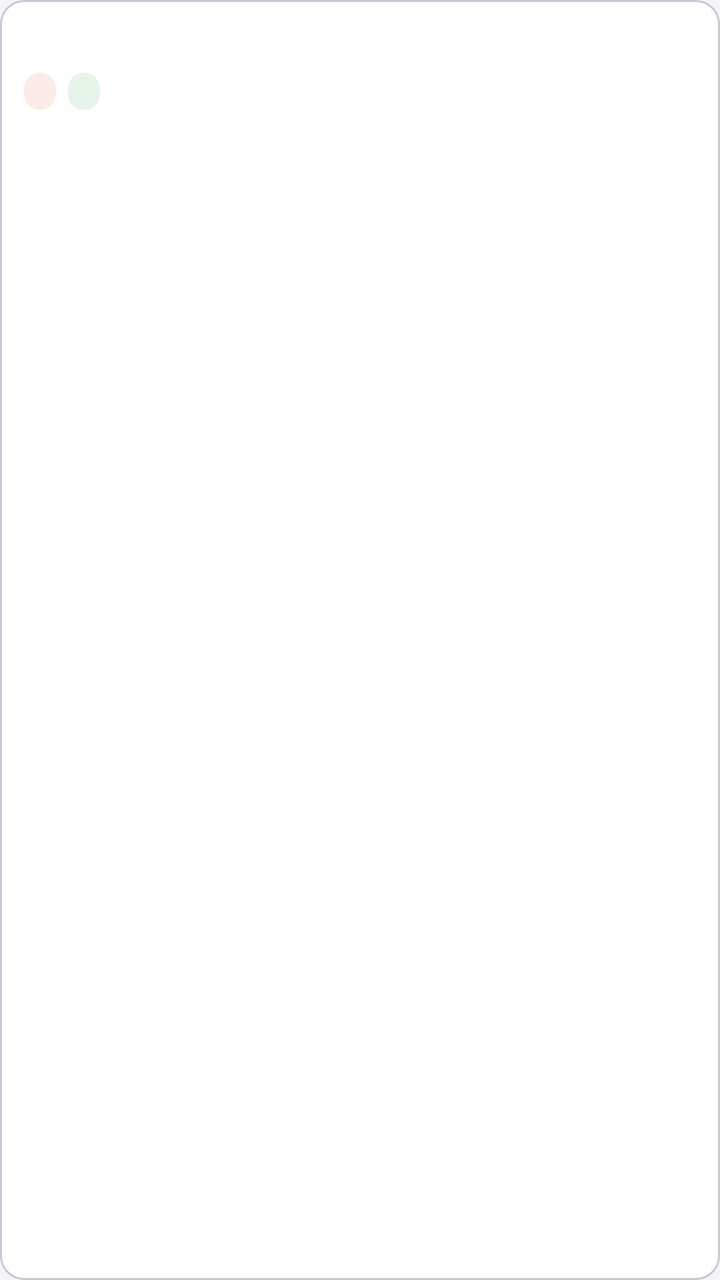
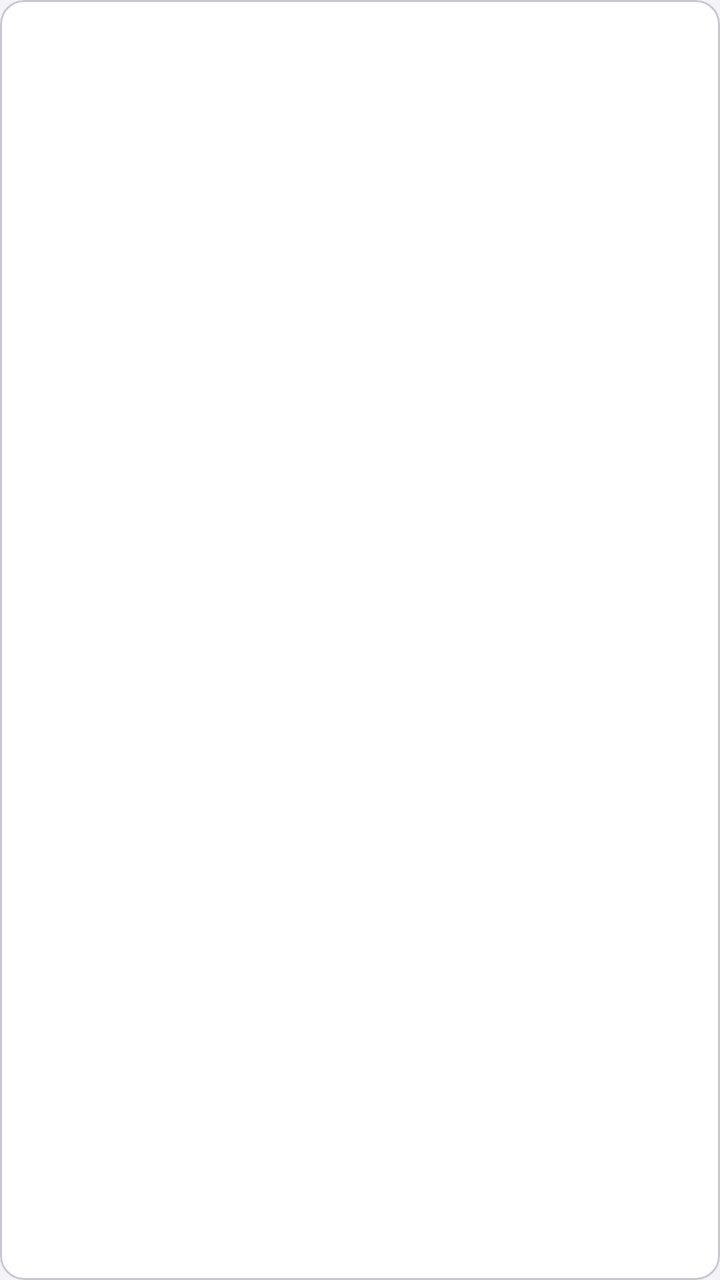

Compare the two renders of this Android layout. The source of the first and the diff that turns it into the second are given below.
<!-- AndroidManifest.xml: application theme Theme.App -->
<!-- res/layout/item_log.xml -->
<?xml version="1.0" encoding="utf-8"?>
<com.google.android.material.card.MaterialCardView xmlns:android="http://schemas.android.com/apk/res/android"
    android:layout_width="match_parent"
    android:layout_height="wrap_content"
    android:layout_marginStart="8dp"
    android:layout_marginTop="6dp"
    android:layout_marginEnd="8dp">

    <LinearLayout
        android:layout_width="match_parent"
        android:layout_height="wrap_content"
        android:orientation="vertical"
        android:padding="12dp">

        <LinearLayout
            android:layout_width="match_parent"
            android:layout_height="wrap_content"
            android:gravity="center_vertical"
            android:orientation="horizontal">

            <TextView
                android:id="@+id/tv_title"
                android:layout_width="0dp"
                android:layout_height="wrap_content"
                android:layout_weight="1"
                android:textColor="@color/on_surface"
                android:textSize="15sp"
                android:textStyle="bold" />

            <TextView
                android:id="@+id/tv_date"
                android:layout_width="wrap_content"
                android:layout_height="wrap_content"
                android:textColor="@color/text_secondary"
                android:textSize="12sp" />
        </LinearLayout>

        <LinearLayout
            android:layout_width="match_parent"
            android:layout_height="wrap_content"
            android:layout_marginTop="4dp"
            android:gravity="center_vertical"
            android:orientation="horizontal">

            <TextView
                android:id="@+id/badge_pending"
                android:layout_width="wrap_content"
                android:layout_height="wrap_content"
                android:background="@drawable/pill_pending"
                android:paddingStart="8dp"
                android:paddingTop="2dp"
                android:paddingEnd="8dp"
                android:paddingBottom="2dp"
                android:textColor="@color/pending_fg"
                android:textSize="11sp"
                android:textStyle="bold" />

            <TextView
                android:id="@+id/badge_resolved"
                android:layout_width="wrap_content"
                android:layout_height="wrap_content"
                android:layout_marginStart="6dp"
                android:background="@drawable/pill_resolved"
                android:paddingStart="8dp"
                android:paddingTop="2dp"
                android:paddingEnd="8dp"
                android:paddingBottom="2dp"
                android:textColor="@color/resolved_fg"
                android:textSize="11sp"
                android:textStyle="bold" />
        </LinearLayout>

        <TextView
            android:id="@+id/tv_content"
            android:layout_width="match_parent"
            android:layout_height="wrap_content"
            android:layout_marginTop="6dp"
            android:ellipsize="end"
            android:maxLines="3"
            android:textColor="@color/on_surface"
            android:textSize="13sp" />

        <TextView
            android:id="@+id/tv_footer"
            android:layout_width="match_parent"
            android:layout_height="wrap_content"
            android:layout_marginTop="4dp"
            android:textColor="@color/text_secondary"
            android:textSize="11sp" />
    </LinearLayout>
</com.google.android.material.card.MaterialCardView>
<!-- resources referenced by this layout -->
<resources>
  <color name="on_surface">#1B1F24</color>
  <color name="pending_fg">#B3261E</color>
  <color name="resolved_fg">#137333</color>
  <color name="text_secondary">#5A6570</color>
  <!-- drawable pill_pending (drawable) -->
  <?xml version="1.0" encoding="utf-8"?>
  <shape xmlns:android="http://schemas.android.com/apk/res/android" android:shape="rectangle">
      <solid android:color="@color/pending_bg" />
      <corners android:radius="10dp" />
  </shape>
  <!-- drawable pill_resolved (drawable) -->
  <?xml version="1.0" encoding="utf-8"?>
  <shape xmlns:android="http://schemas.android.com/apk/res/android" android:shape="rectangle">
      <solid android:color="@color/resolved_bg" />
      <corners android:radius="10dp" />
  </shape>
  <style name="Theme.App" parent="Theme.Material3.Light.NoActionBar">
          <item name="colorPrimary">@color/primary</item>
          <item name="colorOnPrimary">@color/on_primary</item>
          <item name="colorPrimaryContainer">@color/primary_container</item>
          <item name="colorOnPrimaryContainer">@color/on_primary_container</item>
          <item name="colorSecondary">@color/secondary</item>
          <item name="android:colorBackground">@color/bg</item>
          <item name="colorSurface">@color/surface</item>
          <item name="colorOnSurface">@color/on_surface</item>
          <item name="colorError">@color/danger</item>
          <item name="android:statusBarColor">@color/primary_dark</item>
          <item name="android:textColorSecondary">@color/text_secondary</item>
          <item name="android:divider">@color/divider</item>
      </style>
  <color name="pending_bg">#FDEBEA</color>
  <color name="resolved_bg">#E6F4EA</color>
  <color name="primary">#1F5C99</color>
  <color name="on_primary">#FFFFFF</color>
  <color name="primary_container">#D9E6F5</color>
  <color name="on_primary_container">#0B3055</color>
  <color name="secondary">#45607F</color>
  <color name="bg">#F2F4F7</color>
  <color name="surface">#FFFFFF</color>
  <color name="danger">#B3261E</color>
  <color name="primary_dark">#17456F</color>
  <color name="divider">#E1E5EA</color>
</resources>

<!-- the commit's change to res/layout/item_log.xml (unified diff, before → after) -->
@@ -35,46 +35,11 @@
                 android:textSize="12sp" />
         </LinearLayout>
 
-        <LinearLayout
-            android:layout_width="match_parent"
-            android:layout_height="wrap_content"
-            android:layout_marginTop="4dp"
-            android:gravity="center_vertical"
-            android:orientation="horizontal">
-
-            <TextView
-                android:id="@+id/badge_pending"
-                android:layout_width="wrap_content"
-                android:layout_height="wrap_content"
-                android:background="@drawable/pill_pending"
-                android:paddingStart="8dp"
-                android:paddingTop="2dp"
-                android:paddingEnd="8dp"
-                android:paddingBottom="2dp"
-                android:textColor="@color/pending_fg"
-                android:textSize="11sp"
-                android:textStyle="bold" />
-
-            <TextView
-                android:id="@+id/badge_resolved"
-                android:layout_width="wrap_content"
-                android:layout_height="wrap_content"
-                android:layout_marginStart="6dp"
-                android:background="@drawable/pill_resolved"
-                android:paddingStart="8dp"
-                android:paddingTop="2dp"
-                android:paddingEnd="8dp"
-                android:paddingBottom="2dp"
-                android:textColor="@color/resolved_fg"
-                android:textSize="11sp"
-                android:textStyle="bold" />
-        </LinearLayout>
-
         <TextView
             android:id="@+id/tv_content"
             android:layout_width="match_parent"
             android:layout_height="wrap_content"
-            android:layout_marginTop="6dp"
+            android:layout_marginTop="4dp"
             android:ellipsize="end"
             android:maxLines="3"
             android:textColor="@color/on_surface"
@@ -87,5 +52,14 @@
             android:layout_marginTop="4dp"
             android:textColor="@color/text_secondary"
             android:textSize="11sp" />
+
+        <TextView
+            android:id="@+id/tv_status"
+            android:layout_width="match_parent"
+            android:layout_height="wrap_content"
+            android:layout_marginTop="4dp"
+            android:textSize="13sp"
+            android:textStyle="bold"
+            android:visibility="gone" />
     </LinearLayout>
 </com.google.android.material.card.MaterialCardView>
<!-- resource entries referenced after the edit -->
@@ -1,21 +1,7 @@
 <!-- resources referenced by this layout -->
 <resources>
   <color name="on_surface">#1B1F24</color>
-  <color name="pending_fg">#B3261E</color>
-  <color name="resolved_fg">#137333</color>
   <color name="text_secondary">#5A6570</color>
-  <!-- drawable pill_pending (drawable) -->
-  <?xml version="1.0" encoding="utf-8"?>
-  <shape xmlns:android="http://schemas.android.com/apk/res/android" android:shape="rectangle">
-      <solid android:color="@color/pending_bg" />
-      <corners android:radius="10dp" />
-  </shape>
-  <!-- drawable pill_resolved (drawable) -->
-  <?xml version="1.0" encoding="utf-8"?>
-  <shape xmlns:android="http://schemas.android.com/apk/res/android" android:shape="rectangle">
-      <solid android:color="@color/resolved_bg" />
-      <corners android:radius="10dp" />
-  </shape>
   <style name="Theme.App" parent="Theme.Material3.Light.NoActionBar">
           <item name="colorPrimary">@color/primary</item>
           <item name="colorOnPrimary">@color/on_primary</item>
@@ -30,8 +16,6 @@
           <item name="android:textColorSecondary">@color/text_secondary</item>
           <item name="android:divider">@color/divider</item>
       </style>
-  <color name="pending_bg">#FDEBEA</color>
-  <color name="resolved_bg">#E6F4EA</color>
   <color name="primary">#1F5C99</color>
   <color name="on_primary">#FFFFFF</color>
   <color name="primary_container">#D9E6F5</color>
